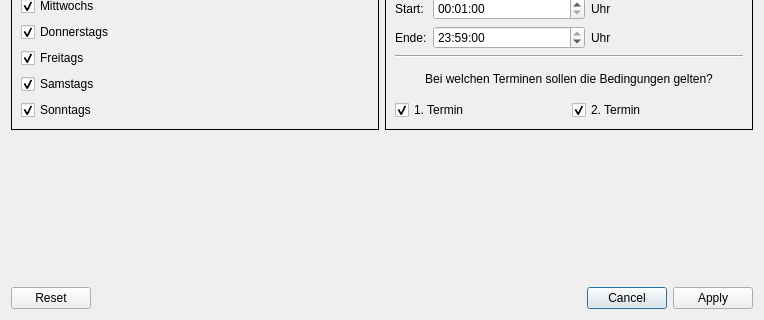
timreibe/vaccipy, file tools/gui/uhrzeiten.ui: the form before one commit; both pictures show x 0 to 764 and y 169 to 489 of the 764 by 489 pixel window.
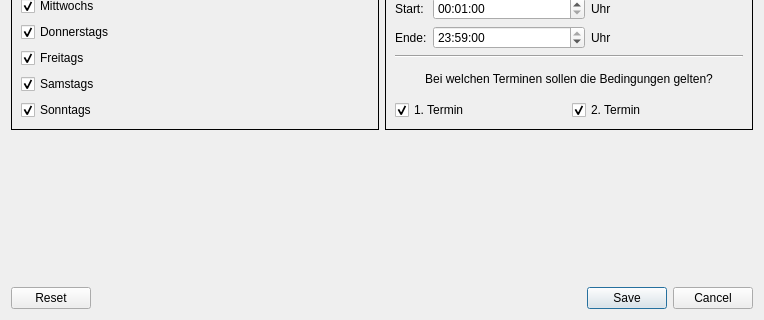
The form after the commit.

The edit to the form file:
```diff
--- a/tools/gui/uhrzeiten.ui
+++ b/tools/gui/uhrzeiten.ui
@@ -22,7 +22,7 @@
         <enum>Qt::Horizontal</enum>
        </property>
        <property name="standardButtons">
-        <set>QDialogButtonBox::Apply|QDialogButtonBox::Cancel|QDialogButtonBox::Reset</set>
+        <set>QDialogButtonBox::Cancel|QDialogButtonBox::Reset|QDialogButtonBox::Save</set>
        </property>
       </widget>
      </item>
```
